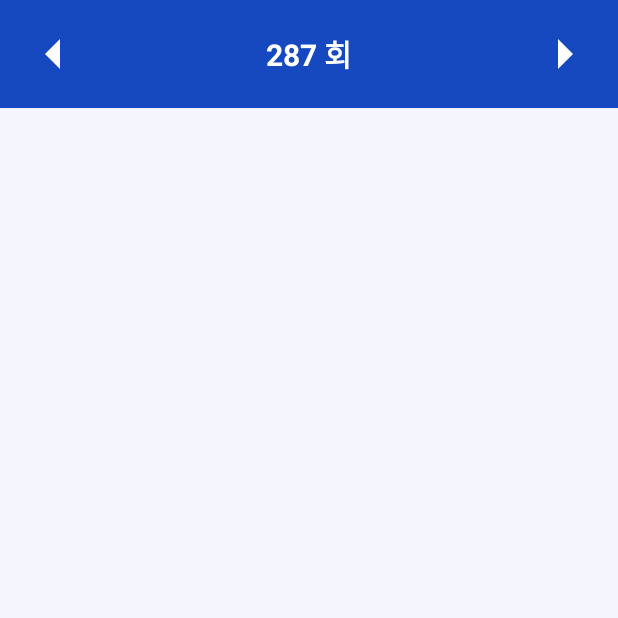
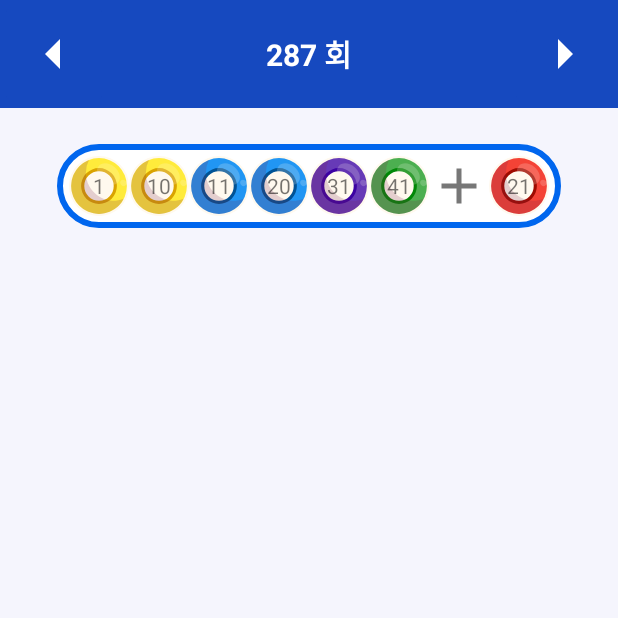
Before and after one commit to hanescargot/lotto_game, an Android app: the fragment FragmentHistory shown on its own in the app's theme, on a phone screen of 412 x 824 dp, the top half of it. Run offline under Robolectric (Android 15) with nearby library versions, the phone set to English and light mode, and no system bars.

Commit message:
history UI

```diff
--- /dev/null
+++ b/app/src/main/res/drawable/ic_baseline_add_24.xml
@@ -0,0 +1,5 @@
+<vector android:height="24dp" android:tint="#FFFFFF"
+    android:viewportHeight="24" android:viewportWidth="24"
+    android:width="24dp" xmlns:android="http://schemas.android.com/apk/res/android">
+    <path android:fillColor="@android:color/white" android:pathData="M19,13h-6v6h-2v-6H5v-2h6V5h2v6h6v2z"/>
+</vector>
--- /dev/null
+++ b/app/src/main/res/drawable/ic_lotto_ball_blue.xml
@@ -0,0 +1,33 @@
+<vector xmlns:android="http://schemas.android.com/apk/res/android"
+    android:width="40dp"
+    android:height="40dp"
+    android:viewportWidth="134.01"
+    android:viewportHeight="133.91">
+  <path
+      android:pathData="M134,67A67,67 0,1 1,67 0,67 67,0 0,1 134,67Z"
+      android:fillColor="#fff9ee"/>
+  <path
+      android:pathData="M129.28,67A62.28,62.28 0,1 1,67 4.73,62.24 62.24,0 0,1 129.28,67Z"
+      android:fillColor="#2196F3"/>
+  <path
+      android:pathData="M106.94,67A39.94,39.94 0,1 1,67 27.06,39.91 39.91,0 0,1 106.94,67Z"
+      android:fillColor="#005395"/>
+  <path
+      android:pathData="M99.88,67A32.88,32.88 0,1 1,67 34.11,32.86 32.86,0 0,1 99.88,67Z"
+      android:fillColor="#fff9ee"/>
+  <path
+      android:pathData="M101.38,24.41c12.12,10 16,25.28 8.61,34.25s-23.17,8.18 -35.3,-1.77 -16,-25.28 -8.61,-34.25S89.25,14.46 101.38,24.41Z"
+      android:strokeAlpha="0.2"
+      android:fillColor="#fff9ee"
+      android:fillAlpha="0.2"/>
+  <path
+      android:pathData="M125.67,55c3.21,2.63 3.9,7.09 1.54,10s-6.88,3.07 -10.09,0.43 -3.91,-7.1 -1.55,-10S122.46,52.36 125.67,55Z"
+      android:strokeAlpha="0.2"
+      android:fillColor="#fff9ee"
+      android:fillAlpha="0.2"/>
+  <path
+      android:pathData="M37.6,37.57a61.89,61.89 0,0 1,7 -28.68,62.23 62.23,0 1,0 77.64,86.76A62.3,62.3 0,0 1,37.6 37.57Z"
+      android:strokeAlpha="0.2"
+      android:fillColor="#79244b"
+      android:fillAlpha="0.2"/>
+</vector>
--- /dev/null
+++ b/app/src/main/res/drawable/ic_lotto_ball_green.xml
@@ -0,0 +1,33 @@
+<vector xmlns:android="http://schemas.android.com/apk/res/android"
+    android:width="40dp"
+    android:height="40dp"
+    android:viewportWidth="134.01"
+    android:viewportHeight="133.91">
+  <path
+      android:pathData="M134,67A67,67 0,1 1,67 0,67 67,0 0,1 134,67Z"
+      android:fillColor="#fff9ee"/>
+  <path
+      android:pathData="M129.28,67A62.28,62.28 0,1 1,67 4.73,62.24 62.24,0 0,1 129.28,67Z"
+      android:fillColor="#4CAF50"/>
+  <path
+      android:pathData="M106.94,67A39.94,39.94 0,1 1,67 27.06,39.91 39.91,0 0,1 106.94,67Z"
+      android:fillColor="#008806"/>
+  <path
+      android:pathData="M99.88,67A32.88,32.88 0,1 1,67 34.11,32.86 32.86,0 0,1 99.88,67Z"
+      android:fillColor="#fff9ee"/>
+  <path
+      android:pathData="M101.38,24.41c12.12,10 16,25.28 8.61,34.25s-23.17,8.18 -35.3,-1.77 -16,-25.28 -8.61,-34.25S89.25,14.46 101.38,24.41Z"
+      android:strokeAlpha="0.2"
+      android:fillColor="#fff9ee"
+      android:fillAlpha="0.2"/>
+  <path
+      android:pathData="M125.67,55c3.21,2.63 3.9,7.09 1.54,10s-6.88,3.07 -10.09,0.43 -3.91,-7.1 -1.55,-10S122.46,52.36 125.67,55Z"
+      android:strokeAlpha="0.2"
+      android:fillColor="#fff9ee"
+      android:fillAlpha="0.2"/>
+  <path
+      android:pathData="M37.6,37.57a61.89,61.89 0,0 1,7 -28.68,62.23 62.23,0 1,0 77.64,86.76A62.3,62.3 0,0 1,37.6 37.57Z"
+      android:strokeAlpha="0.2"
+      android:fillColor="#79244b"
+      android:fillAlpha="0.2"/>
+</vector>
--- /dev/null
+++ b/app/src/main/res/drawable/ic_lotto_ball_purple.xml
@@ -0,0 +1,33 @@
+<vector xmlns:android="http://schemas.android.com/apk/res/android"
+    android:width="40dp"
+    android:height="40dp"
+    android:viewportWidth="134.01"
+    android:viewportHeight="133.91">
+  <path
+      android:pathData="M134,67A67,67 0,1 1,67 0,67 67,0 0,1 134,67Z"
+      android:fillColor="#fff9ee"/>
+  <path
+      android:pathData="M129.28,67A62.28,62.28 0,1 1,67 4.73,62.24 62.24,0 0,1 129.28,67Z"
+      android:fillColor="#673AB7"/>
+  <path
+      android:pathData="M106.94,67A39.94,39.94 0,1 1,67 27.06,39.91 39.91,0 0,1 106.94,67Z"
+      android:fillColor="#3C02A3"/>
+  <path
+      android:pathData="M99.88,67A32.88,32.88 0,1 1,67 34.11,32.86 32.86,0 0,1 99.88,67Z"
+      android:fillColor="#fff9ee"/>
+  <path
+      android:pathData="M101.38,24.41c12.12,10 16,25.28 8.61,34.25s-23.17,8.18 -35.3,-1.77 -16,-25.28 -8.61,-34.25S89.25,14.46 101.38,24.41Z"
+      android:strokeAlpha="0.2"
+      android:fillColor="#fff9ee"
+      android:fillAlpha="0.2"/>
+  <path
+      android:pathData="M125.67,55c3.21,2.63 3.9,7.09 1.54,10s-6.88,3.07 -10.09,0.43 -3.91,-7.1 -1.55,-10S122.46,52.36 125.67,55Z"
+      android:strokeAlpha="0.2"
+      android:fillColor="#fff9ee"
+      android:fillAlpha="0.2"/>
+  <path
+      android:pathData="M37.6,37.57a61.89,61.89 0,0 1,7 -28.68,62.23 62.23,0 1,0 77.64,86.76A62.3,62.3 0,0 1,37.6 37.57Z"
+      android:strokeAlpha="0.2"
+      android:fillColor="#79244b"
+      android:fillAlpha="0.2"/>
+</vector>
--- /dev/null
+++ b/app/src/main/res/drawable/ic_lotto_ball_red.xml
@@ -0,0 +1,33 @@
+<vector xmlns:android="http://schemas.android.com/apk/res/android"
+    android:width="40dp"
+    android:height="40dp"
+    android:viewportWidth="134.01"
+    android:viewportHeight="133.91">
+  <path
+      android:pathData="M134,67A67,67 0,1 1,67 0,67 67,0 0,1 134,67Z"
+      android:fillColor="#fff9ee"/>
+  <path
+      android:pathData="M129.28,67A62.28,62.28 0,1 1,67 4.73,62.24 62.24,0 0,1 129.28,67Z"
+      android:fillColor="#F44336"/>
+  <path
+      android:pathData="M106.94,67A39.94,39.94 0,1 1,67 27.06,39.91 39.91,0 0,1 106.94,67Z"
+      android:fillColor="#9F0B00"/>
+  <path
+      android:pathData="M99.88,67A32.88,32.88 0,1 1,67 34.11,32.86 32.86,0 0,1 99.88,67Z"
+      android:fillColor="#fff9ee"/>
+  <path
+      android:pathData="M101.38,24.41c12.12,10 16,25.28 8.61,34.25s-23.17,8.18 -35.3,-1.77 -16,-25.28 -8.61,-34.25S89.25,14.46 101.38,24.41Z"
+      android:strokeAlpha="0.2"
+      android:fillColor="#fff9ee"
+      android:fillAlpha="0.2"/>
+  <path
+      android:pathData="M125.67,55c3.21,2.63 3.9,7.09 1.54,10s-6.88,3.07 -10.09,0.43 -3.91,-7.1 -1.55,-10S122.46,52.36 125.67,55Z"
+      android:strokeAlpha="0.2"
+      android:fillColor="#fff9ee"
+      android:fillAlpha="0.2"/>
+  <path
+      android:pathData="M37.6,37.57a61.89,61.89 0,0 1,7 -28.68,62.23 62.23,0 1,0 77.64,86.76A62.3,62.3 0,0 1,37.6 37.57Z"
+      android:strokeAlpha="0.2"
+      android:fillColor="#79244b"
+      android:fillAlpha="0.2"/>
+</vector>
--- /dev/null
+++ b/app/src/main/res/drawable/ic_lotto_ball_yellow.xml
@@ -0,0 +1,33 @@
+<vector xmlns:android="http://schemas.android.com/apk/res/android"
+    android:width="40dp"
+    android:height="40dp"
+    android:viewportWidth="134.01"
+    android:viewportHeight="133.91">
+  <path
+      android:pathData="M134,67A67,67 0,1 1,67 0,67 67,0 0,1 134,67Z"
+      android:fillColor="#fff9ee"/>
+  <path
+      android:pathData="M129.28,67A62.28,62.28 0,1 1,67 4.73,62.24 62.24,0 0,1 129.28,67Z"
+      android:fillColor="#FFEB3B"/>
+  <path
+      android:pathData="M106.94,67A39.94,39.94 0,1 1,67 27.06,39.91 39.91,0 0,1 106.94,67Z"
+      android:fillColor="#DAA300"/>
+  <path
+      android:pathData="M99.88,67A32.88,32.88 0,1 1,67 34.11,32.86 32.86,0 0,1 99.88,67Z"
+      android:fillColor="#fff9ee"/>
+  <path
+      android:pathData="M101.38,24.41c12.12,10 16,25.28 8.61,34.25s-23.17,8.18 -35.3,-1.77 -16,-25.28 -8.61,-34.25S89.25,14.46 101.38,24.41Z"
+      android:strokeAlpha="0.2"
+      android:fillColor="#fff9ee"
+      android:fillAlpha="0.2"/>
+  <path
+      android:pathData="M125.67,55c3.21,2.63 3.9,7.09 1.54,10s-6.88,3.07 -10.09,0.43 -3.91,-7.1 -1.55,-10S122.46,52.36 125.67,55Z"
+      android:strokeAlpha="0.2"
+      android:fillColor="#fff9ee"
+      android:fillAlpha="0.2"/>
+  <path
+      android:pathData="M37.6,37.57a61.89,61.89 0,0 1,7 -28.68,62.23 62.23,0 1,0 77.64,86.76A62.3,62.3 0,0 1,37.6 37.57Z"
+      android:strokeAlpha="0.2"
+      android:fillColor="#79244b"
+      android:fillAlpha="0.2"/>
+</vector>
--- /dev/null
+++ b/app/src/main/res/layout/component_ball_pocket.xml
@@ -0,0 +1,65 @@
+<?xml version="1.0" encoding="utf-8"?>
+<LinearLayout
+    xmlns:android="http://schemas.android.com/apk/res/android"
+    xmlns:app="http://schemas.android.com/apk/res-auto"
+    android:layout_below="@+id/title"
+    android:layout_margin="24dp"
+    android:layout_gravity="center"
+    android:layout_width="wrap_content"
+    android:layout_height="wrap_content"
+    android:background="@drawable/main_round_money_box"
+    android:orientation="horizontal"
+    android:gravity="center"
+    android:padding="8dp">
+    <TextView
+        android:id="@+id/tv_ball_1"
+        android:gravity="center"
+        android:text="1"
+        android:layout_width="40dp"
+        android:layout_height="40dp"
+        android:background="@drawable/ic_lotto_ball_yellow"/>
+    <TextView
+        android:gravity="center"
+        android:text="10"
+        android:layout_width="40dp"
+        android:layout_height="40dp"
+        android:background="@drawable/ic_lotto_ball_yellow"/>
+    <TextView
+        android:gravity="center"
+        android:text="11"
+        android:layout_width="40dp"
+        android:layout_height="40dp"
+        android:background="@drawable/ic_lotto_ball_blue"/>
+    <TextView
+        android:gravity="center"
+        android:text="20"
+        android:layout_width="40dp"
+        android:layout_height="40dp"
+        android:background="@drawable/ic_lotto_ball_blue"/>
+    <TextView
+        android:gravity="center"
+        android:text="31"
+        android:layout_width="40dp"
+        android:layout_height="40dp"
+        android:background="@drawable/ic_lotto_ball_purple"/>
+    <TextView
+        android:gravity="center"
+        android:text="41"
+        android:layout_width="40dp"
+        android:layout_height="40dp"
+        android:background="@drawable/ic_lotto_ball_green"/>
+    <ImageView
+        android:gravity="center"
+        android:text="1"
+        android:layout_width="40dp"
+        android:layout_height="40dp"
+        android:src="@drawable/ic_baseline_add_24"
+        app:tint="@color/grey"
+        />
+    <TextView
+        android:gravity="center"
+        android:text="21"
+        android:layout_width="40dp"
+        android:layout_height="40dp"
+        android:background="@drawable/ic_lotto_ball_red"/>
+</LinearLayout>
--- a/app/src/main/res/layout/component_ball_poket.xml
+++ /dev/null
@@ -1,6 +0,0 @@
-<?xml version="1.0" encoding="utf-8"?>
-<LinearLayout xmlns:android="http://schemas.android.com/apk/res/android"
-    android:layout_width="match_parent"
-    android:layout_height="match_parent">
-
-</LinearLayout>
--- a/app/src/main/res/layout/fragment_histroy.xml
+++ b/app/src/main/res/layout/fragment_histroy.xml
@@ -1,15 +1,15 @@
 <?xml version="1.0" encoding="utf-8"?>
-<RelativeLayout xmlns:android="http://schemas.android.com/apk/res/android"
+<LinearLayout xmlns:android="http://schemas.android.com/apk/res/android"
     xmlns:tools="http://schemas.android.com/tools"
     android:layout_width="match_parent"
     android:layout_height="match_parent"
     xmlns:app="http://schemas.android.com/apk/res-auto"
+    android:orientation="vertical"
     tools:context=".FragmentAuction">
-<!--    floating bar -->
-
 
 <!--    main-->
     <LinearLayout
+        android:id="@+id/title"
         android:layout_width="match_parent"
         android:layout_height="72dp"
         android:orientation="vertical">
@@ -43,13 +43,17 @@
                 android:src="@drawable/ic_baseline_arrow_right_24"
                  />
         </RelativeLayout>
-        <androidx.recyclerview.widget.RecyclerView
-            android:layout_width="match_parent"
-            android:layout_height="0dp"
-            android:layout_weight="1"
-            app:layoutManager="androidx.recyclerview.widget.LinearLayoutManager"
-            />
     </LinearLayout>
 
+    <!--    floating bar -->
+    <include layout="@layout/component_ball_pocket"/>
 
-</RelativeLayout>
+
+    <androidx.recyclerview.widget.RecyclerView
+        android:layout_width="match_parent"
+        android:layout_height="0dp"
+        android:layout_weight="1"
+        app:layoutManager="androidx.recyclerview.widget.LinearLayoutManager"
+        />
+
+</LinearLayout>
--- a/app/src/main/res/layout/research_dialog_ranking.xml
+++ b/app/src/main/res/layout/research_dialog_ranking.xml
@@ -15,7 +15,7 @@
         android:layout_centerHorizontal="true"
         android:id="@+id/title"
         android:paddingHorizontal="16dp"
-        android:background="@drawable/auction_round_money_box_light"
+        android:background="@drawable/main_round_money_box"
         android:layout_width="match_parent"
         android:layout_height="wrap_content">
         <ImageView
@@ -35,16 +35,13 @@
 
     </LinearLayout>
 
-
-
-
     <androidx.recyclerview.widget.RecyclerView
         app:layoutManager="androidx.recyclerview.widget.LinearLayoutManager"
         android:id="@+id/recycler_view"
         android:layout_width="match_parent"
         android:layout_height="match_parent"
         android:layout_below="@id/title"
-        android:layout_marginBottom="40dp"
+        android:layout_marginBottom="24dp"
         android:padding="8dp"
         />
 
--- a/app/src/main/res/layout/research_dialog_search.xml
+++ b/app/src/main/res/layout/research_dialog_search.xml
@@ -18,7 +18,7 @@
         android:layout_width="match_parent"
         android:layout_height="48dp"
         android:orientation="horizontal"
-        android:background="@drawable/auction_round_money_box_light"
+        android:background="@drawable/main_round_money_box"
         >
 <!--        공 입력 전-->
         <LinearLayout
--- a/app/src/main/res/values/styles.xml
+++ b/app/src/main/res/values/styles.xml
@@ -23,6 +23,11 @@
         <item name="android:textColor">@color/main_blue_dark</item>
         <item name="android:textStyle">bold</item>
     </style>
+    <style name="CustomTextBlack" parent="@style/TextAppearance.AppCompat">
+        <item name="android:textSize">12sp</item>
+        <item name="android:textColor">@color/custom_black</item>
+        <item name="android:textStyle">bold</item>
+    </style>
 
     <style name="CustomTextBlueDark" parent="@style/TextAppearance.AppCompat">
         <item name="android:textSize">16sp</item>
```
